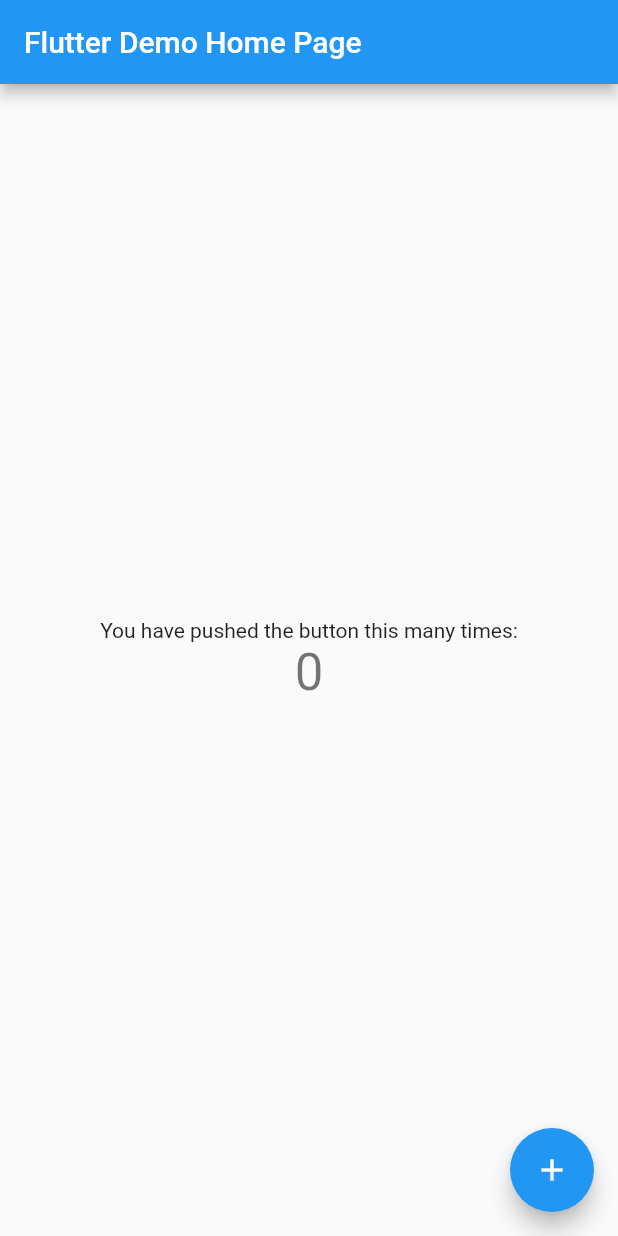
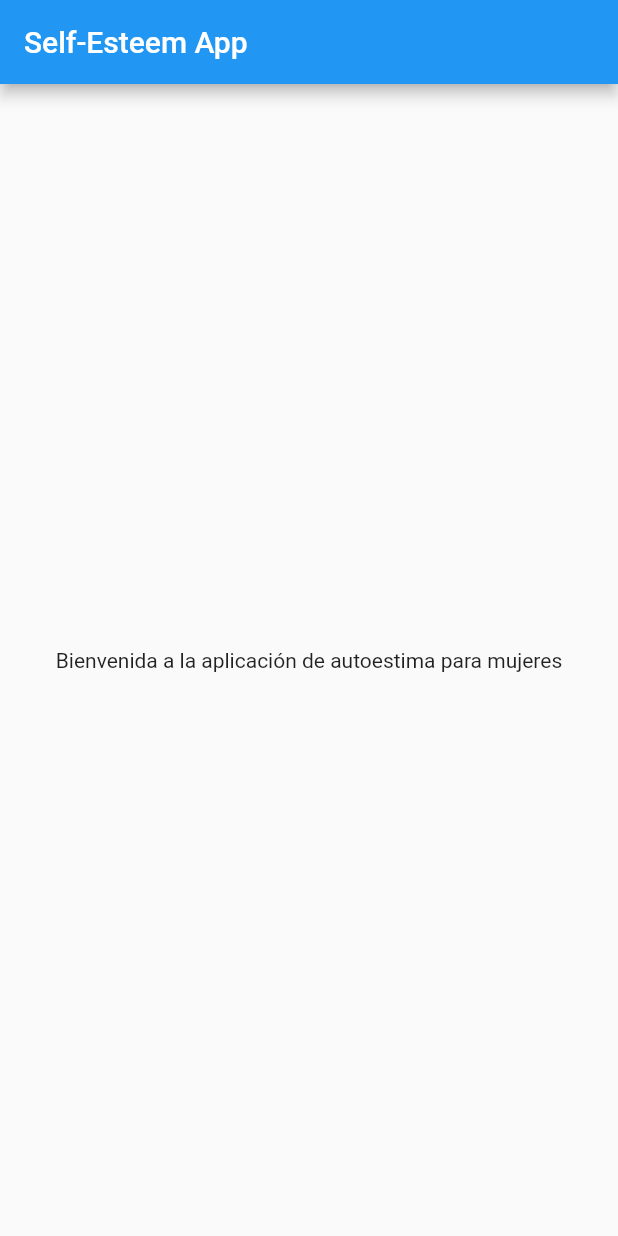
Before and after one commit to paosua86/flutter_unavidabrillante, a Flutter app: the screen it shows after launch, on a phone screen of 412 x 824 dp. Run offline on Flutter 3.47's test engine with Material 2 defaults, Android fonts, the light colour scheme and no system bars; our stand-ins replace cloud_firestore, firebase_auth, firebase_core; accounts and stored records are empty.

Commit message:
first page working

```diff
--- a/lib/main.dart
+++ b/lib/main.dart
@@ -1,115 +1,30 @@
 import 'package:flutter/material.dart';
+import 'package:firebase_core/firebase_core.dart';
+import 'package:provider/provider.dart';
+import 'package:flutter_application_unavidabrillante/src/providers/wellbeing_provider.dart';
+import 'package:flutter_application_unavidabrillante/src/screens/home_screen.dart';
 
-void main() {
-  runApp(const MyApp());
+
+
+void main() async {
+  WidgetsFlutterBinding.ensureInitialized();
+  await Firebase.initializeApp();
+  runApp(MyApp());
 }
 
 class MyApp extends StatelessWidget {
-  const MyApp({super.key});
-
-  // This widget is the root of your application.
   @override
   Widget build(BuildContext context) {
-    return MaterialApp(
-      title: 'Flutter Demo',
-      theme: ThemeData(
-        // This is the theme of your application.
-        //
-        // Try running your application with "flutter run". You'll see the
-        // application has a blue toolbar. Then, without quitting the app, try
-        // changing the primarySwatch below to Colors.green and then invoke
-        // "hot reload" (press "r" in the console where you ran "flutter run",
-        // or simply save your changes to "hot reload" in a Flutter IDE).
-        // Notice that the counter didn't reset back to zero; the application
-        // is not restarted.
-        primarySwatch: Colors.blue,
+    return ChangeNotifierProvider(
+      create: (context) => WellbeingProvider(),
+      child: MaterialApp(
+        debugShowCheckedModeBanner: false,
+        title: 'Self-Esteem App',
+        theme: ThemeData(
+          primarySwatch: Colors.blue,
+        ),
+        home: HomeScreen(),
       ),
-      home: const MyHomePage(title: 'Flutter Demo Home Page'),
     );
   }
 }
-
-class MyHomePage extends StatefulWidget {
-  const MyHomePage({super.key, required this.title});
-
-  // This widget is the home page of your application. It is stateful, meaning
-  // that it has a State object (defined below) that contains fields that affect
-  // how it looks.
-
-  // This class is the configuration for the state. It holds the values (in this
-  // case the title) provided by the parent (in this case the App widget) and
-  // used by the build method of the State. Fields in a Widget subclass are
-  // always marked "final".
-
-  final String title;
-
-  @override
-  State<MyHomePage> createState() => _MyHomePageState();
-}
-
-class _MyHomePageState extends State<MyHomePage> {
-  int _counter = 0;
-
-  void _incrementCounter() {
-    setState(() {
-      // This call to setState tells the Flutter framework that something has
-      // changed in this State, which causes it to rerun the build method below
-      // so that the display can reflect the updated values. If we changed
-      // _counter without calling setState(), then the build method would not be
-      // called again, and so nothing would appear to happen.
-      _counter++;
-    });
-  }
-
-  @override
-  Widget build(BuildContext context) {
-    // This method is rerun every time setState is called, for instance as done
-    // by the _incrementCounter method above.
-    //
-    // The Flutter framework has been optimized to make rerunning build methods
-    // fast, so that you can just rebuild anything that needs updating rather
-    // than having to individually change instances of widgets.
-    return Scaffold(
-      appBar: AppBar(
-        // Here we take the value from the MyHomePage object that was created by
-        // the App.build method, and use it to set our appbar title.
-        title: Text(widget.title),
-      ),
-      body: Center(
-        // Center is a layout widget. It takes a single child and positions it
-        // in the middle of the parent.
-        child: Column(
-          // Column is also a layout widget. It takes a list of children and
-          // arranges them vertically. By default, it sizes itself to fit its
-          // children horizontally, and tries to be as tall as its parent.
-          //
-          // Invoke "debug painting" (press "p" in the console, choose the
-          // "Toggle Debug Paint" action from the Flutter Inspector in Android
-          // Studio, or the "Toggle Debug Paint" command in Visual Studio Code)
-          // to see the wireframe for each widget.
-          //
-          // Column has various properties to control how it sizes itself and
-          // how it positions its children. Here we use mainAxisAlignment to
-          // center the children vertically; the main axis here is the vertical
-          // axis because Columns are vertical (the cross axis would be
-          // horizontal).
-          mainAxisAlignment: MainAxisAlignment.center,
-          children: <Widget>[
-            const Text(
-              'You have pushed the button this many times:',
-            ),
-            Text(
-              '$_counter',
-              style: Theme.of(context).textTheme.headlineMedium,
-            ),
-          ],
-        ),
-      ),
-      floatingActionButton: FloatingActionButton(
-        onPressed: _incrementCounter,
-        tooltip: 'Increment',
-        child: const Icon(Icons.add),
-      ), // This trailing comma makes auto-formatting nicer for build methods.
-    );
-  }
-}
--- /dev/null
+++ b/lib/src/providers/wellbeing_provider.dart
@@ -0,0 +1,8 @@
+import 'package:flutter/material.dart';
+import 'package:cloud_firestore/cloud_firestore.dart';
+
+class WellbeingProvider with ChangeNotifier {
+  final FirebaseFirestore _firestore = FirebaseFirestore.instance;
+
+  // Agrega tus funciones de Firebase aquí
+}
--- /dev/null
+++ b/lib/src/screens/home_screen.dart
@@ -0,0 +1,20 @@
+import 'package:flutter/material.dart';
+
+class HomeScreen extends StatefulWidget {
+  @override
+  _HomeScreenState createState() => _HomeScreenState();
+}
+
+class _HomeScreenState extends State<HomeScreen> {
+  @override
+  Widget build(BuildContext context) {
+    return Scaffold(
+      appBar: AppBar(
+        title: Text('Self-Esteem App'),
+      ),
+      body: Center(
+        child: Text('Bienvenida a la aplicación de autoestima para mujeres'),
+      ),
+    );
+  }
+}
```
Also changed, not shown: lib/services/api_service.dart (added, +17 -0 lines), lib/services/auth_service.dart (added, +31 -0 lines), pubspec.yaml (+6 -25 lines), lib/firebase_options.dart (added), lib/models/user.dart (added), lib/utils/constants.dart (added), lib/widgets/custom_button.dart (added), lib/widgets/custom_text_field.dart (added), pubspec.lock, 10 other files.
